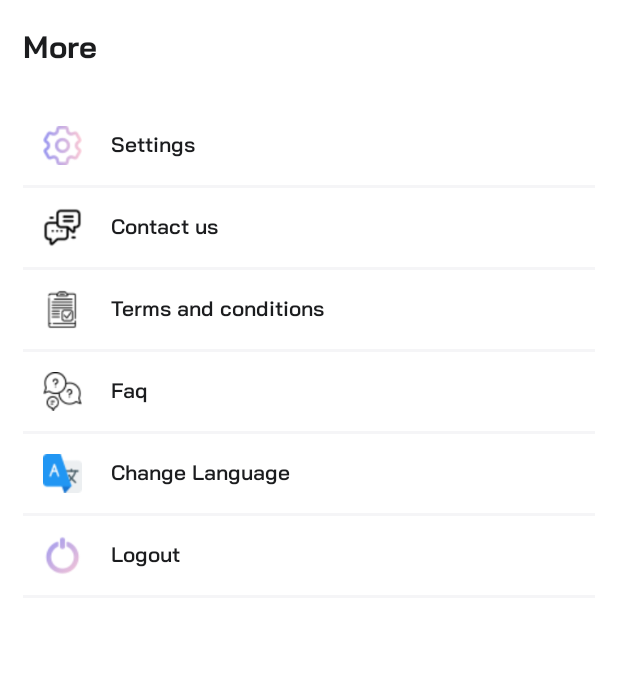
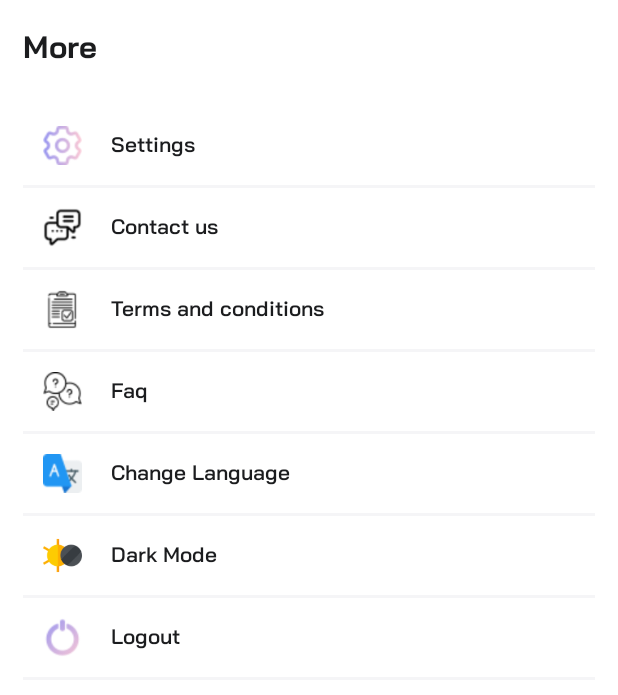
Before and after one commit to Abhishek1102/Rentzy, an Android app: the fragment MoreFragment placed in its activity, on a phone screen of 412 x 824 dp. Shown: the top 695 px of the screen. Run offline under Robolectric (Android 15) with nearby library versions, the phone set to English and light mode, and no system bars; our stand-ins replace ButterKnife, Firebase (no records; nobody signed in at launch, a user with empty details on screens opened directly), sdp/ssp sizes; libraries missing offline, so code that uses them is left out: com.etebarian.meowbottomnavigation; plain views replace MeowBottomNavigation; pictures from the network do not load; 8 statements that could not run were skipped.

Commit message:
30/3/2023 add dark mode functionality first time

```diff
--- a/app/src/main/java/com/example/rentzy/fragment/MoreFragment.kt
+++ b/app/src/main/java/com/example/rentzy/fragment/MoreFragment.kt
@@ -10,7 +10,7 @@ import android.view.ViewGroup
 import android.widget.LinearLayout
 import android.widget.TextView
 import android.widget.Toast
-import android.window.SplashScreen
+import androidx.appcompat.app.AppCompatDelegate
 import androidx.fragment.app.Fragment
 import com.example.mygreetingsapp.helper.AppConstant
 import com.example.rentzy.R
@@ -30,6 +30,7 @@ class MoreFragment : Fragment() {
     lateinit var lv_contactus: LinearLayout
     lateinit var lv_logout: LinearLayout
     lateinit var lv_changelanguage:LinearLayout
+    lateinit var lv_darkmode:LinearLayout
 
     lateinit var firebaseAuth: FirebaseAuth
     lateinit var googleSignInClient: GoogleSignInClient
@@ -47,6 +48,7 @@ class MoreFragment : Fragment() {
         lv_settings = view.findViewById(R.id.lv_settings)
         lv_logout = view.findViewById(R.id.lv_logout)
         lv_changelanguage = view.findViewById(R.id.lv_changelanguage)
+        lv_darkmode = view.findViewById(R.id.lv_darkMode)
 
         // Initialize firebase auth
         firebaseAuth = FirebaseAuth.getInstance()
@@ -76,6 +78,17 @@ class MoreFragment : Fragment() {
 
         lv_contactus.setOnClickListener {
             replacefragment(ContactusFragment(), "Contactus Fragment")
+        }
+
+        lv_darkmode.setOnClickListener {
+            Toast.makeText(context, "clicked", Toast.LENGTH_SHORT).show()
+            if (SecurePreferences.getBooleanPreference(context, AppConstant.is_dark_mode_on)) {
+                AppCompatDelegate.setDefaultNightMode(AppCompatDelegate.MODE_NIGHT_NO)
+                SecurePreferences.savePreferences(context, AppConstant.is_dark_mode_on, false)
+            } else {
+                AppCompatDelegate.setDefaultNightMode(AppCompatDelegate.MODE_NIGHT_YES)
+                SecurePreferences.savePreferences(context, AppConstant.is_dark_mode_on, true)
+            }
         }
 
         lv_changelanguage.setOnClickListener {
--- a/app/src/main/java/com/example/rentzy/helper/AppConstant.kt
+++ b/app/src/main/java/com/example/rentzy/helper/AppConstant.kt
@@ -29,6 +29,7 @@ class AppConstant {
         var LOGIN_API = "https://abhitestsite.000webhostapp.com/Greetings_Api/login.php"
 
         var LANGUAGE = "user_language"
+        var is_dark_mode_on = "no"
 
         lateinit var dialog:ProgressDialog
 
--- a/app/src/main/res/layout/fragment_more.xml
+++ b/app/src/main/res/layout/fragment_more.xml
@@ -156,6 +156,33 @@
                     android:layout_marginHorizontal="@dimen/_15sdp"
                     style="@style/black_11"/>
             </LinearLayout>
+
+            <View
+                android:layout_width="match_parent"
+                android:layout_height="2dp"
+                android:background="@color/gray"/>
+
+            <LinearLayout
+                android:id="@+id/lv_darkMode"
+                android:layout_width="match_parent"
+                android:layout_height="wrap_content"
+                android:layout_marginVertical="@dimen/_10sdp"
+                android:layout_marginHorizontal="@dimen/_10sdp"
+                android:orientation="horizontal">
+
+                <ImageView
+                    android:id="@+id/iv_darkMode"
+                    android:layout_width="@dimen/_20sdp"
+                    android:layout_height="@dimen/_20sdp"
+                    android:src="@drawable/dark_mode"/>
+                <com.example.rentzy.customfont.CustomTextViewSemiBold
+                    android:id="@+id/tv_darkMode"
+                    android:layout_width="match_parent"
+                    android:layout_height="wrap_content"
+                    android:text="@string/dark_mode"
+                    android:layout_marginHorizontal="@dimen/_15sdp"
+                    style="@style/black_11"/>
+            </LinearLayout>
             <View
                 android:layout_width="match_parent"
                 android:layout_height="2dp"
--- /dev/null
+++ b/app/src/main/res/values-night/colors.xml
@@ -0,0 +1,24 @@
+<?xml version="1.0" encoding="utf-8"?>
+<resources>
+
+    <color name="purple_200">#FFBB86FC</color>
+    <color name="purple_500">#FF6200EE</color>
+    <color name="purple_700">#FF3700B3</color>
+    <color name="teal_200">#FF03DAC5</color>
+    <color name="teal_700">#FF018786</color>
+    <color name="black">#171214</color>
+    <color name="white">#2C3333</color>
+
+
+    <color name="colorPrimary1">#9E4784</color>
+    <color name="colorPrimary2">#576CBC</color>
+    <color name="font_color_gray">#6c757d</color>
+
+    <color name="colorPrimary">#0E57A8</color>
+    <color name="colorPrimaryDark">#b71b23</color>
+    <color name="colorAccent">#b71b23</color>
+
+    <color name="success">#43acc1</color>
+    <color name="error">#FF363B</color>
+
+</resources>
--- a/app/src/main/res/values-night/themes.xml
+++ b/app/src/main/res/values-night/themes.xml
@@ -1,6 +1,6 @@
 <resources xmlns:tools="http://schemas.android.com/tools">
     <!-- Base application theme. -->
-    <style name="Theme.Rentzy" parent="Theme.MaterialComponents.DayNight.DarkActionBar">
+    <style name="Theme.Rentzy" parent="Theme.MaterialComponents.DayNight.NoActionBar">
         <!-- Primary brand color. -->
         <item name="colorPrimary">@color/purple_200</item>
         <item name="colorPrimaryVariant">@color/purple_700</item>
--- a/app/src/main/res/values/strings.xml
+++ b/app/src/main/res/values/strings.xml
@@ -68,6 +68,7 @@
     <string name="sure_to_logout">Are you sure want to logout?</string>
     <string name="yes">Yes</string>
     <string name="no">No</string>
+    <string name="dark_mode">Dark Mode</string>
 
 
 </resources>
```
Also changed, not shown: app/src/main/java/com/example/rentzy/activity/SplashActivity.kt (+13 -0 lines), app/src/main/res/drawable/dark_mode.png (added).
